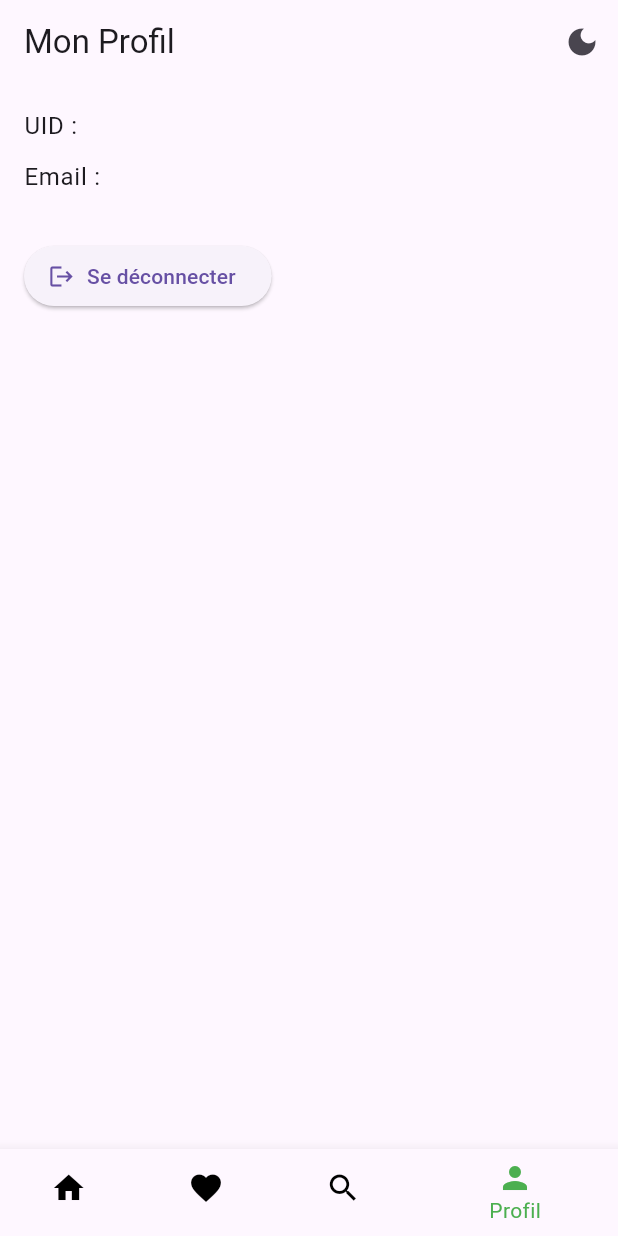
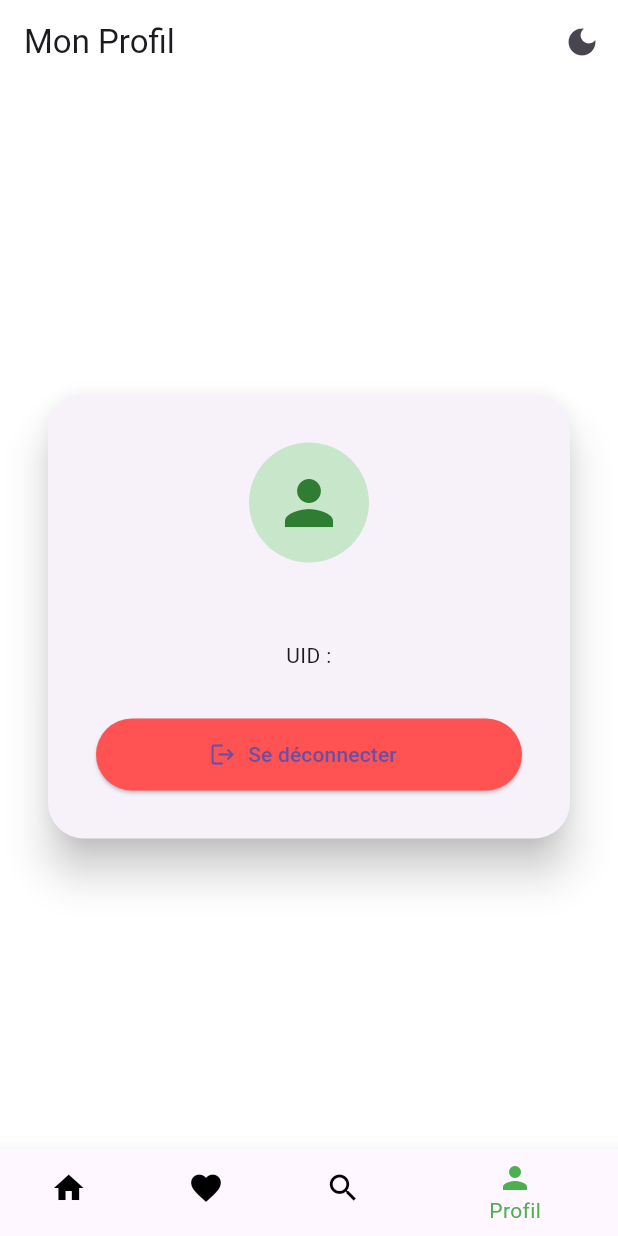
Before and after one commit to r0om1ain/flutter-music-app, a Flutter app: the screen it shows once a user with an empty profile is signed in, item 4 of the bottom bar chosen, on a phone screen of 412 x 824 dp. Run offline on Flutter 3.47's test engine with Material 3 defaults, Android fonts, the light colour scheme and no system bars; our stand-ins replace firebase_auth, firebase_core, just_audio, shared_preferences; accounts and stored records are empty; network calls fail.

Commit message:
feat(ui): updating

```diff
--- a/lib/screens/profile_screen.dart
+++ b/lib/screens/profile_screen.dart
@@ -10,26 +10,12 @@ class ProfileScreen extends StatelessWidget {
   Widget build(BuildContext context) {
     final user = FirebaseAuth.instance.currentUser;
     final themeProvider = Provider.of<ThemeProvider>(context);
-    final theme = themeProvider.isDarkMode
-        ? ThemeData.dark().copyWith(
-      bottomNavigationBarTheme: const BottomNavigationBarThemeData(
-        backgroundColor: Colors.black,
-        selectedItemColor: Colors.green,
-        unselectedItemColor: Colors.white,
-      ),
-    )
-        : ThemeData.light().copyWith(
-      bottomNavigationBarTheme: const BottomNavigationBarThemeData(
+
+    return Scaffold(
       backgroundColor: Colors.white,
-        selectedItemColor: Colors.green,
-        unselectedItemColor: Colors.black,
-      ),
-    );
-
-    return Theme(
-      data: theme,
-      child: Scaffold(
       appBar: AppBar(
+        backgroundColor: Colors.white,
+        elevation: 0,
         title: const Text('Mon Profil'),
         actions: [
           IconButton(
@@ -39,16 +25,42 @@ class ProfileScreen extends StatelessWidget {
         ],
       ),
       body: user == null
-            ? const Center(child: Text('Aucun utilisateur connecté.'))
-            : Padding(
-          padding: const EdgeInsets.all(16),
+          ? const Center(
+        child: Text(
+          'Aucun utilisateur connecté.',
+          style: TextStyle(color: Colors.black),
+        ),
+      )
+          : Center(
+        child: Card(
+          elevation: 12,
+          shape: RoundedRectangleBorder(borderRadius: BorderRadius.circular(24)),
+          margin: const EdgeInsets.symmetric(horizontal: 32, vertical: 32),
+          child: Padding(
+            padding: const EdgeInsets.all(32),
             child: Column(
-            crossAxisAlignment: CrossAxisAlignment.start,
+              mainAxisSize: MainAxisSize.min,
               children: [
-              Text('UID : ${user.uid}', style: Theme.of(context).textTheme.bodyLarge),
-              const SizedBox(height: 10),
-              Text('Email : ${user.email}', style: Theme.of(context).textTheme.bodyLarge),
-              const SizedBox(height: 30),
+                CircleAvatar(
+                  radius: 40,
+                  backgroundColor: Colors.green[100],
+                  child: Icon(Icons.person, size: 48, color: Colors.green[800]),
+                ),
+                const SizedBox(height: 16),
+                Text(
+                  user.email ?? 'Utilisateur',
+                  style: Theme.of(context).textTheme.titleLarge?.copyWith(
+                    color: Colors.green[800],
+                    fontWeight: FontWeight.bold,
+                  ),
+                ),
+                const SizedBox(height: 8),
+                Text(
+                  'UID : ${user.uid}',
+                  style: Theme.of(context).textTheme.bodyMedium,
+                  textAlign: TextAlign.center,
+                ),
+                const SizedBox(height: 32),
                 ElevatedButton.icon(
                   onPressed: () async {
                     await FirebaseAuth.instance.signOut();
@@ -56,8 +68,13 @@ class ProfileScreen extends StatelessWidget {
                   },
                   icon: const Icon(Icons.logout),
                   label: const Text('Se déconnecter'),
-              )
+                  style: ElevatedButton.styleFrom(
+                    backgroundColor: Colors.redAccent,
+                    minimumSize: const Size.fromHeight(48),
+                  ),
+                ),
               ],
+            ),
           ),
         ),
       ),
```
Lines whose indentation alone changed are shown as unchanged.
